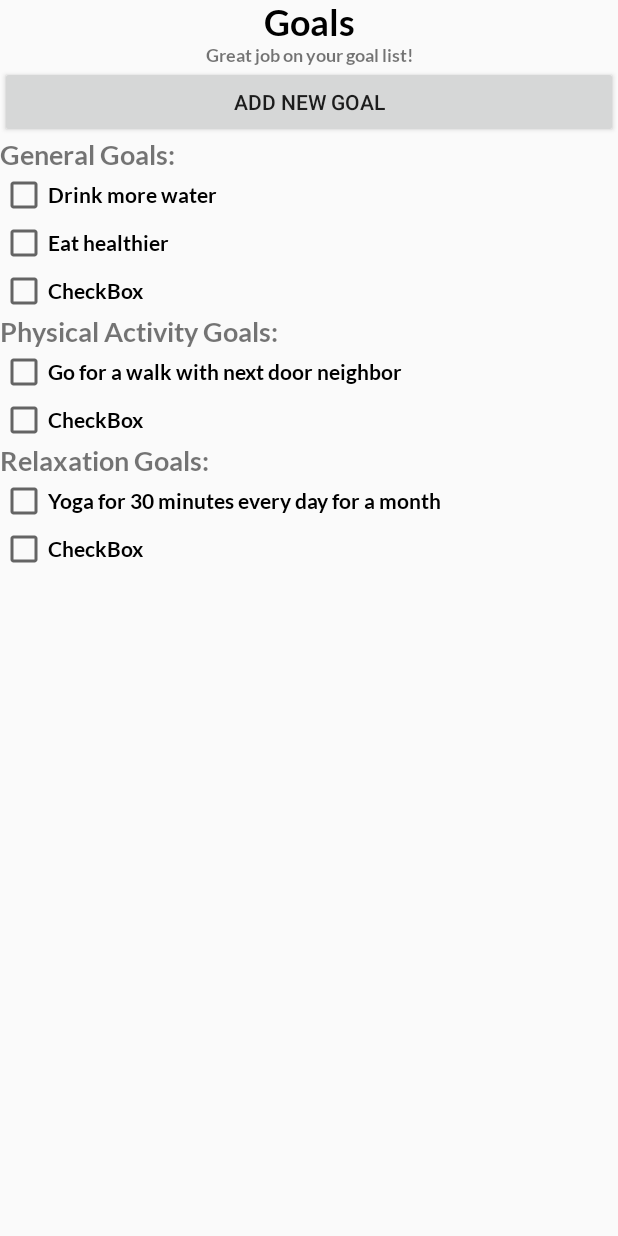
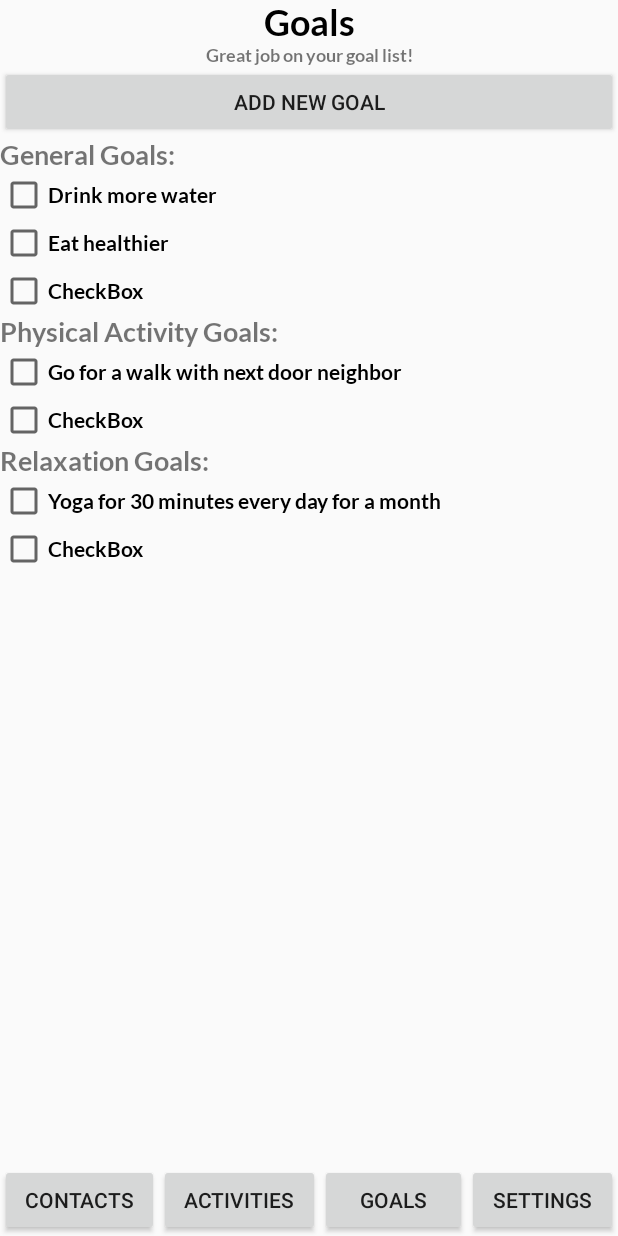
Before and after one commit to cfg-columbus18/team-8, an Android app: the goals screen opened directly, with no data from a screen before it, on a phone screen of 412 x 824 dp. Run offline under Robolectric (Android 15) with nearby library versions, the phone set to English and light mode, and no system bars; Roboto replaces fonts that are not available here.

Commit message:
Merge branch 'master' of C:\Users\Deepak Warrier\AndroidStudioProjects\team-8 with conflicts.

```diff
--- a/app/src/main/res/layout/activity_goals.xml
+++ b/app/src/main/res/layout/activity_goals.xml
@@ -1,10 +1,15 @@
 <?xml version="1.0" encoding="utf-8"?>
-<LinearLayout xmlns:android="http://schemas.android.com/apk/res/android"
+<RelativeLayout xmlns:android="http://schemas.android.com/apk/res/android"
     xmlns:tools="http://schemas.android.com/tools"
     android:layout_width="match_parent"
     android:layout_height="match_parent"
     android:orientation="vertical"
     tools:context=".goals">
+
+    <LinearLayout
+        android:layout_width="match_parent"
+        android:layout_height="wrap_content"
+        android:orientation="vertical">
 
         <TextView
             android:id="@+id/textView8"
@@ -111,3 +116,41 @@
             android:text="CheckBox"
             tools:text="Meditate for at least 10 minutes every day for month" />
     </LinearLayout>
+
+    <LinearLayout
+        android:layout_width="match_parent"
+        android:layout_height="wrap_content"
+        android:layout_alignParentBottom="true"
+        android:weightSum="1">
+
+        <Button
+            android:id="@+id/contacts"
+            android:layout_width="wrap_content"
+            android:layout_height="wrap_content"
+            android:layout_weight=".25"
+            android:onClick="startContacts"
+            android:text="Contacts" />
+
+        <Button
+            android:layout_width="wrap_content"
+            android:layout_height="wrap_content"
+            android:layout_weight=".25"
+            android:onClick="startActivities"
+            android:text="Activities" />
+
+        <Button
+            android:layout_width="wrap_content"
+            android:layout_height="wrap_content"
+            android:layout_weight=".25"
+            android:onClick="startGoals"
+            android:text="Goals" />
+
+        <Button
+            android:layout_width="wrap_content"
+            android:layout_height="wrap_content"
+            android:layout_weight=".25"
+            android:onClick="startGrowth"
+            android:text="Settings" />
+    </LinearLayout>
+
+</RelativeLayout>
```
Also changed, not shown: app/src/main/java/com/example/deepakwarrier/growth/goals.java (+19 -0 lines), app/src/main/res/layout/contacts.xml (+38 -3 lines). Lines whose indentation alone changed are shown as unchanged.
